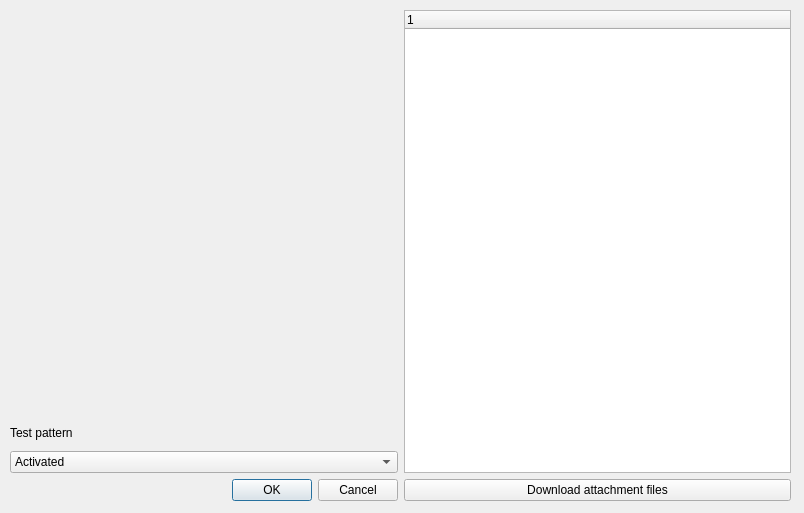
First picture: the form in OCPM/plugin_ocpm.ui, repository cinemaouvert/opp_plugins, before the edit.
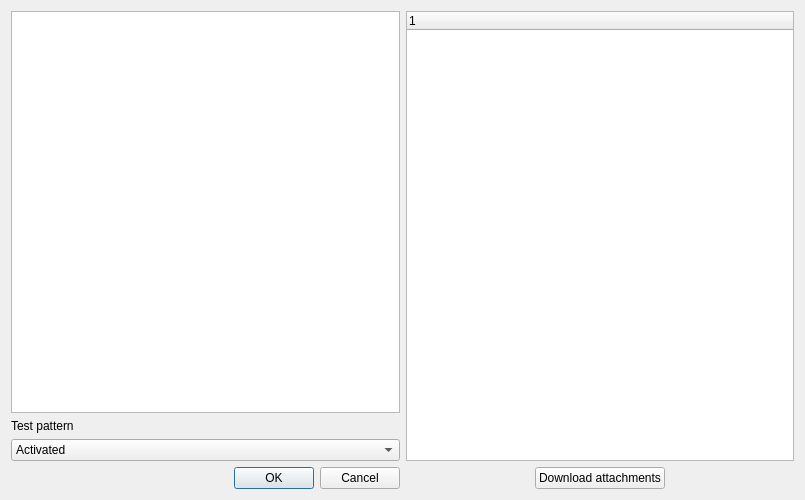
Second picture: the form after the edit. Icons and pictures are not drawn.

Commit message: Display xml file information in a QTextEdit Horizontal layout for QDialog : automatic resizing

Diff of the .ui file:
```diff
--- a/OCPM/plugin_ocpm.ui
+++ b/OCPM/plugin_ocpm.ui
@@ -6,34 +6,35 @@
    <rect>
     <x>0</x>
     <y>0</y>
-    <width>804</width>
-    <height>513</height>
+    <width>805</width>
+    <height>500</height>
    </rect>
   </property>
+  <property name="sizePolicy">
+   <sizepolicy hsizetype="Preferred" vsizetype="Preferred">
+    <horstretch>0</horstretch>
+    <verstretch>0</verstretch>
+   </sizepolicy>
+  </property>
   <property name="windowTitle">
    <string>OCPM</string>
   </property>
   <property name="locale">
    <locale language="English" country="UnitedStates"/>
   </property>
-  <widget class="QWidget" name="horizontalLayoutWidget">
-   <property name="geometry">
-    <rect>
-     <x>10</x>
-     <y>10</y>
-     <width>781</width>
-     <height>491</height>
-    </rect>
-   </property>
+  <layout class="QHBoxLayout" name="horizontalLayout_2">
+   <item>
    <layout class="QHBoxLayout" name="horizontalLayout">
+     <property name="sizeConstraint">
+      <enum>QLayout::SetDefaultConstraint</enum>
+     </property>
     <item>
      <layout class="QVBoxLayout" name="verticalLayout">
-      <item>
-       <widget class="QLabel" name="label_xml">
-        <property name="text">
-         <string/>
-        </property>
-       </widget>
+       <property name="sizeConstraint">
+        <enum>QLayout::SetDefaultConstraint</enum>
+       </property>
+       <item>
+        <widget class="QTextEdit" name="textEdit_xml"/>
       </item>
       <item>
        <widget class="QLabel" name="label_testPattern">
@@ -82,6 +83,9 @@
     </item>
     <item>
      <layout class="QVBoxLayout" name="verticalLayout_2">
+       <property name="sizeConstraint">
+        <enum>QLayout::SetDefaultConstraint</enum>
+       </property>
       <item>
        <widget class="QTreeWidget" name="treeWidget_information">
         <column>
@@ -92,12 +96,27 @@
        </widget>
       </item>
       <item>
+        <layout class="QHBoxLayout" name="horizontalLayout_3">
+         <item>
+          <spacer name="horizontalSpacer">
+           <property name="orientation">
+            <enum>Qt::Horizontal</enum>
+           </property>
+           <property name="sizeHint" stdset="0">
+            <size>
+             <width>40</width>
+             <height>20</height>
+            </size>
+           </property>
+          </spacer>
+         </item>
+         <item>
        <widget class="QPushButton" name="pushButton_attachment">
         <property name="enabled">
          <bool>true</bool>
         </property>
         <property name="text">
-         <string>Download attachment files</string>
+            <string>Download attachments</string>
         </property>
         <property name="icon">
          <iconset>
@@ -105,10 +124,26 @@
         </property>
        </widget>
       </item>
+         <item>
+          <spacer name="horizontalSpacer_2">
+           <property name="orientation">
+            <enum>Qt::Horizontal</enum>
+           </property>
+           <property name="sizeHint" stdset="0">
+            <size>
+             <width>40</width>
+             <height>20</height>
+            </size>
+           </property>
+          </spacer>
+         </item>
      </layout>
     </item>
    </layout>
-  </widget>
+     </item>
+    </layout>
+   </item>
+  </layout>
  </widget>
  <resources/>
  <connections/>
```
Lines whose indentation alone changed are shown as unchanged. The commit also changes 1 other file.
